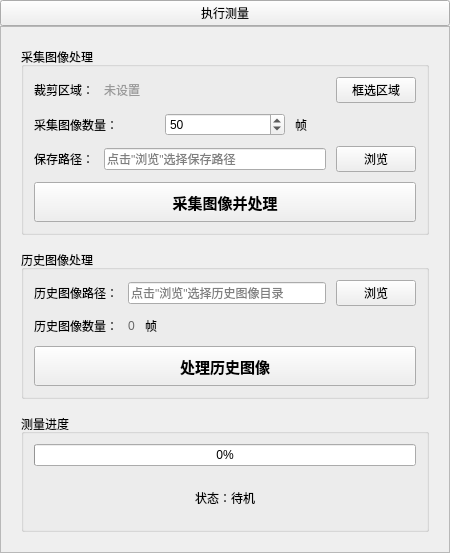
Old version of the form measurement_control.ui in the repository walking-go/InterferometerStudio.
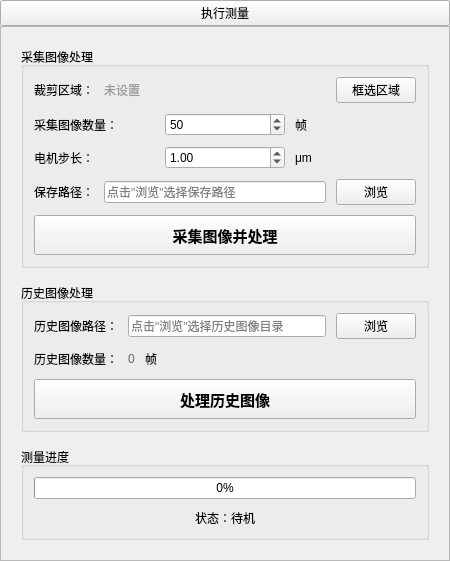
New version of the form. Icons and pictures are not drawn.

Commit message:
Add strict serial capture pipeline, motor step size UI, and yaw-axis test widget
- Refactor measurement capture to strict serial move→settle→capture→wait sequence
- Add configurable motor step size (QDoubleSpinBox, 0.1-10μm, default 1μm)
- Add temporary motor yaw-axis test widget (MotorTestWidget)
- Update WORKFLOW.md and ALGORITHM.md documentation

The edit to the form file:
```diff
--- a/measurement_control.ui
+++ b/measurement_control.ui
@@ -222,6 +222,46 @@
               </item>
              </layout>
             </item>
+            <item>
+             <layout class="QHBoxLayout" name="horizontalLayout_stepSize">
+              <property name="spacing">
+               <number>10</number>
+              </property>
+              <item>
+               <widget class="QLabel" name="label_stepSize">
+                <property name="text">
+                 <string>电机步长：</string>
+                </property>
+               </widget>
+              </item>
+              <item>
+               <widget class="QDoubleSpinBox" name="doubleSpinBox_stepSize">
+                <property name="minimum">
+                 <double>0.100000000000000</double>
+                </property>
+                <property name="maximum">
+                 <double>10.000000000000000</double>
+                </property>
+                <property name="singleStep">
+                 <double>0.100000000000000</double>
+                </property>
+                <property name="value">
+                 <double>1.000000000000000</double>
+                </property>
+                <property name="decimals">
+                 <number>2</number>
+                </property>
+               </widget>
+              </item>
+              <item>
+               <widget class="QLabel" name="label_stepSizeUnit">
+                <property name="text">
+                 <string>μm</string>
+                </property>
+               </widget>
+              </item>
+             </layout>
+            </item>
             <item>
              <layout class="QHBoxLayout" name="horizontalLayout_savePath">
               <property name="spacing">
```
The commit also changes 9 other files.
